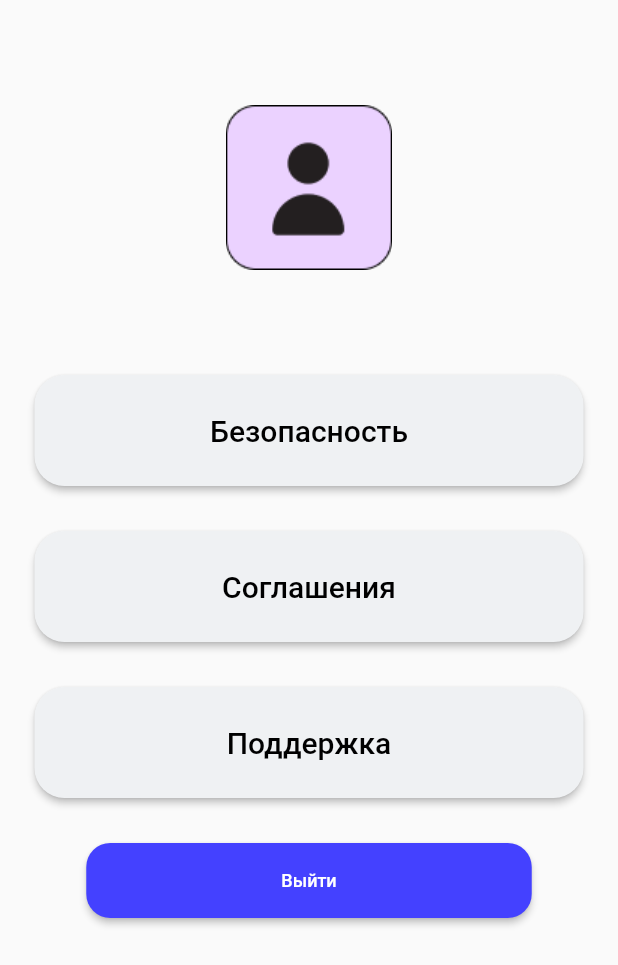
After one commit to nazartsap/TranCard_mobile, a Flutter app: the ProfileScreen screen opened directly, on a phone screen of 412 x 824 dp. The commit adds this screen. Shown: the top 965 px of the screen. Run offline on Flutter 3.47's test engine with Material 2 defaults, Android fonts, the phone set to English and light mode, and no system bars.

Commit message:
new screens

```diff
--- a/card/lib/main.dart
+++ b/card/lib/main.dart
@@ -1,7 +1,7 @@
 import 'package:flutter/material.dart';
 import 'screens/login_screen.dart';
 import 'screens/register_screen.dart';
-import 'screens/home_screen.dart';
+import 'screens/profile_screen.dart';
 import 'screens/bottom_navigation_bar.dart';
 
 void main() {
@@ -13,10 +13,11 @@ class MyApp extends StatelessWidget {
   Widget build(BuildContext context) {
     return MaterialApp(
       debugShowCheckedModeBanner: false,
-      home: BottomNavigationBarWidget(), // Используем BottomNavigationBarWidget как главный экран
+      home: LoginScreen(), // Используем BottomNavigationBarWidget как главный экран
       routes: {
         '/login': (context) => LoginScreen(),
         '/register': (context) => RegisterScreen(),
+        '/main': (context) => BottomNavigationBarWidget(),
       },
     );
   }
--- /dev/null
+++ b/card/lib/screens/profile_screen.dart
@@ -0,0 +1,111 @@
+import 'package:flutter/material.dart';
+
+class ProfileScreen extends StatelessWidget {
+  @override
+  Widget build(BuildContext context) {
+    return Scaffold(
+      body: Padding(
+        padding: EdgeInsets.only(top: 0.0),
+          child: Column(
+            children: [
+              Image.asset(
+                'assets/profile_icon.png',
+                width: 600,
+                height: 250,
+              ),
+              ElevatedButton(
+                onPressed: () {
+                  // Обработчик нажатия для первой кнопки
+                },
+                style: ElevatedButton.styleFrom(
+                  backgroundColor: Color.fromARGB(255, 239, 241, 243),
+                  onPrimary: Colors.white,
+                  padding: EdgeInsets.all(16),
+                  shape: RoundedRectangleBorder(
+                    borderRadius: BorderRadius.circular(20),
+                  ),
+                  minimumSize: Size(366, 74),
+                  fixedSize: Size(366, 74),
+                ),
+                child: Text(
+                  'Безопасность',
+                  style: TextStyle(
+                    color: Colors.black,
+                    fontSize: 20,
+                  ),
+                ),
+              ),
+              SizedBox(height: 30),
+              ElevatedButton(
+                onPressed: () {
+                  // Обработчик нажатия для второй кнопки
+                },
+                style: ElevatedButton.styleFrom(
+                  backgroundColor: Color.fromARGB(255, 239, 241, 243),
+                  onPrimary: Colors.white,
+                  padding: EdgeInsets.all(16),
+                  shape: RoundedRectangleBorder(
+                    borderRadius: BorderRadius.circular(20),
+                  ),
+                  minimumSize: Size(366, 74),
+                  fixedSize: Size(366, 74),
+                ),
+                child: Text(
+                  'Соглашения',
+                  style: TextStyle(
+                    color: Colors.black,
+                    fontSize: 20,
+                  ),
+                ),
+              ),
+              SizedBox(height: 30),
+              ElevatedButton(
+                onPressed: () {
+                  // Обработчик нажатия для третьей кнопки
+                },
+                style: ElevatedButton.styleFrom(
+                  backgroundColor: Color.fromARGB(255, 239, 241, 243),
+                  onPrimary: Colors.white,
+                  padding: EdgeInsets.all(16),
+                  shape: RoundedRectangleBorder(
+                    borderRadius: BorderRadius.circular(20),
+                  ),
+                  minimumSize: Size(366, 74),
+                  fixedSize: Size(366, 74),
+                ),
+                child: Text(
+                  'Поддержка',
+                    style: TextStyle(
+                      color: Colors.black,
+                      fontSize: 20,
+                    ),
+                ),
+              ),
+              SizedBox(height: 30),
+              ElevatedButton(
+                onPressed: () {
+                  // Обработчик нажатия для четвертой кнопки
+                },
+                style: ElevatedButton.styleFrom(
+                  primary: Color.fromARGB(255, 68, 65, 255),
+                  onPrimary: Colors.white,
+                  padding: EdgeInsets.all(16),
+                  shape: RoundedRectangleBorder(
+                    borderRadius: BorderRadius.circular(16),
+                  ),
+                  minimumSize: Size(150, 50),
+                  fixedSize: Size(297, 43),
+                ),
+                child: Text(
+                  'Выйти',
+                  style: TextStyle(
+                    fontSize: 12,
+                  ),
+                ),
+              ),
+            ],
+          ),
+        ),
+    );
+  }
+}
--- a/card/pubspec.yaml
+++ b/card/pubspec.yaml
@@ -61,6 +61,7 @@ flutter:
     - assets/label_image.svg
     - assets/g.png
     - assets/profile.png
+    - assets/profile_icon.png
   # To add assets to your application, add an assets section, like this:
   # assets:
   #   - images/a_dot_burr.jpeg
```
Also changed, not shown: card/lib/screens/bottom_navigation_bar.dart (+3 -11 lines), card/lib/screens/home_screen.dart (deleted, +0 -110 lines), card/lib/screens/login_screen.dart (+10 -1 lines), card/assets/profile_icon.png (added).
